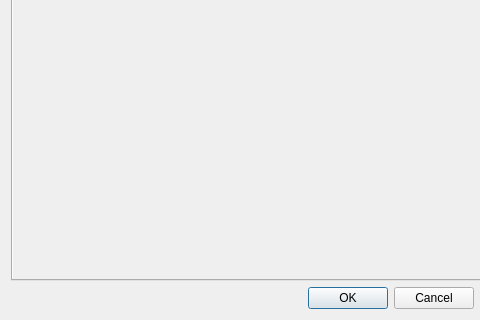
nulloy/nulloy, file src/preferencesDialog.ui: the form before one commit; both pictures show x 0 to 480 and y 84 to 404 of the 571 by 404 pixel window.
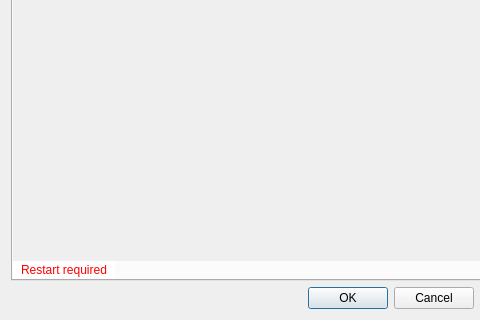
The form after the commit. The open tabs and pages were chosen to show the change. Custom widgets are drawn as their Qt base class.

Commit message: changing plugins messageBox -> label

What changed in the file:
```diff
--- a/src/preferencesDialog.ui
+++ b/src/preferencesDialog.ui
@@ -267,6 +267,9 @@
        <string>Plugins</string>
       </attribute>
       <layout class="QVBoxLayout" name="verticalLayout_5">
+       <property name="spacing">
+        <number>0</number>
+       </property>
        <property name="margin">
         <number>0</number>
        </property>
@@ -284,12 +287,30 @@
             <x>0</x>
             <y>0</y>
             <width>549</width>
-            <height>323</height>
+            <height>303</height>
            </rect>
           </property>
          </widget>
         </widget>
        </item>
+       <item>
+        <widget class="QLabel" name="restartLabel">
+         <property name="sizePolicy">
+          <sizepolicy hsizetype="Maximum" vsizetype="Preferred">
+           <horstretch>0</horstretch>
+           <verstretch>0</verstretch>
+          </sizepolicy>
+         </property>
+         <property name="styleSheet">
+          <string notr="true">color: red;
+background: white;
+padding: 2px 5px 2px 5px;</string>
+         </property>
+         <property name="text">
+          <string>Restart required</string>
+         </property>
+        </widget>
+       </item>
       </layout>
      </widget>
     </widget>
```
The commit also changes 2 other files.
